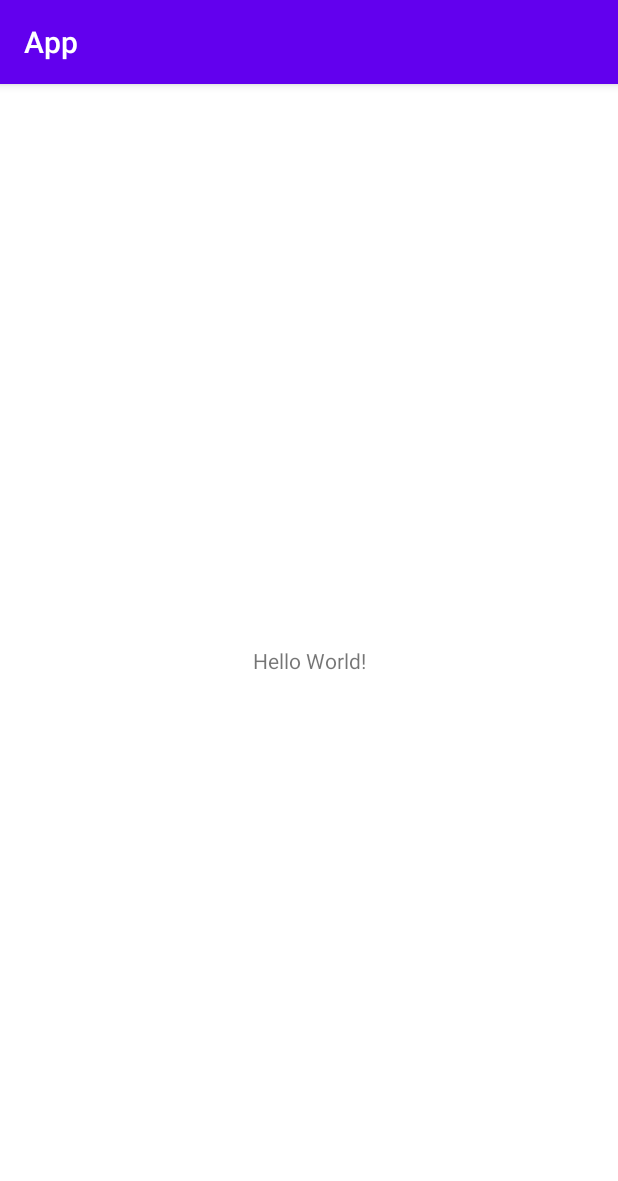
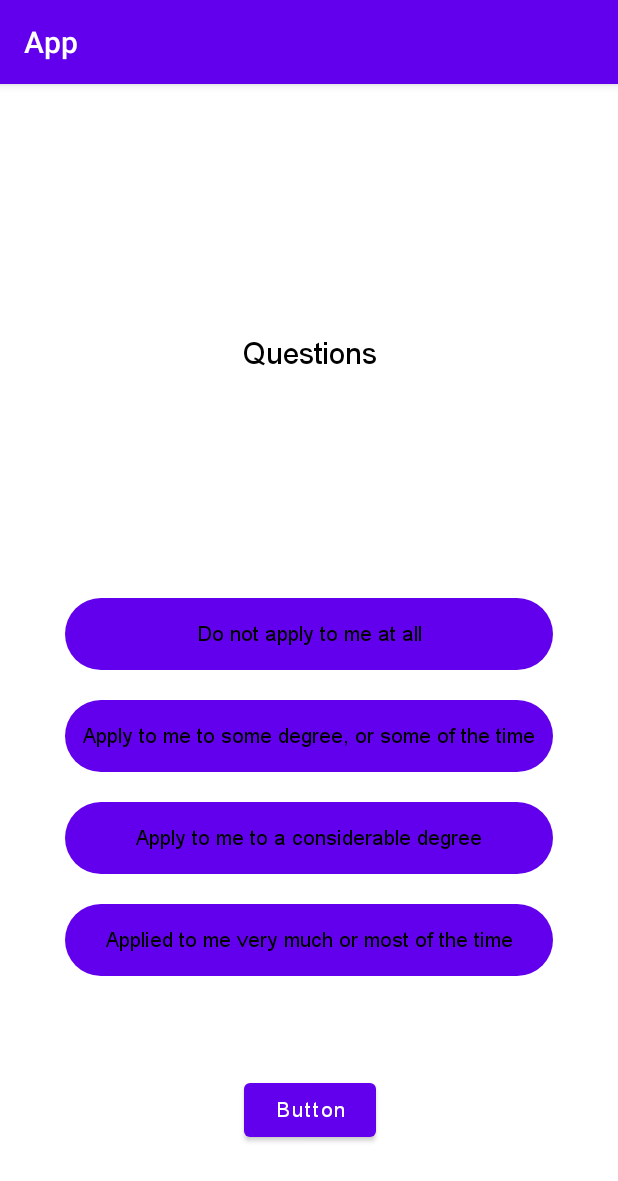
Before and after one commit to nikhil-akhule1903/DAS-Test-App, an Android app: the screen it shows after launch (MainActivity before the commit, TestPage after it), on a phone screen of 412 x 824 dp. Shown: the top 1181 px of the screen. Run offline under Robolectric (Android 15) with nearby library versions, the phone set to English and light mode, and no system bars.

Commit message:
Question class added

```diff
--- a/App/app/src/main/AndroidManifest.xml
+++ b/App/app/src/main/AndroidManifest.xml
@@ -9,6 +9,7 @@
         android:roundIcon="@mipmap/ic_launcher_round"
         android:supportsRtl="true"
         android:theme="@style/Theme.App">
+        <activity android:name=".TestPage"></activity>
         <activity android:name=".MainActivity">
             <intent-filter>
                 <action android:name="android.intent.action.MAIN" />
--- a/App/app/src/main/java/com/example/app/MainActivity.java
+++ b/App/app/src/main/java/com/example/app/MainActivity.java
@@ -2,13 +2,18 @@ package com.example.app;
 
 import androidx.appcompat.app.AppCompatActivity;
 
+import android.content.Intent;
 import android.os.Bundle;
 
 public class MainActivity extends AppCompatActivity {
+
+    Intent intent;
 
     @Override
     protected void onCreate(Bundle savedInstanceState) {
         super.onCreate(savedInstanceState);
         setContentView(R.layout.activity_main);
+        intent = new Intent(this,TestPage.class);
+        startActivity(intent);
     }
 }
--- /dev/null
+++ b/App/app/src/main/java/com/example/app/TestPage.java
@@ -0,0 +1,33 @@
+package com.example.app;
+
+import androidx.appcompat.app.AppCompatActivity;
+
+import android.os.Bundle;
+import android.view.View;
+import android.widget.Button;
+import android.widget.RadioButton;
+import android.widget.RadioGroup;
+import android.widget.TextView;
+
+public class TestPage extends AppCompatActivity {
+
+    TextView question;
+    Button next;
+    RadioGroup grp;
+    int zero,one,two,three;
+    RadioButton selected;
+
+    @Override
+    protected void onCreate(Bundle savedInstanceState) {
+        super.onCreate(savedInstanceState);
+        setContentView(R.layout.activity_testpage);
+        RadioButton rb = findViewById(R.id.zero);
+        TextView question = findViewById(R.id.question);
+        rb.setOnClickListener(new View.OnClickListener() {
+            @Override
+            public void onClick(View v) {
+                question.setText("This works");
+            }
+        });
+    }
+}
--- /dev/null
+++ b/App/app/src/main/java/com/example/app/test/Question.java
@@ -0,0 +1,60 @@
+package com.example.app.test;
+
+public class Question {
+    private static final char DEPRESSION = 'd';
+    private static final char STRESS = 's';
+    private static final char ANXIETY = 'a';
+    private String question;
+    private char type;
+    private static Question[] questionnaire;
+    private static Question q = null;
+
+    private Question() {
+        addQuestions();
+    }
+
+    private void addQuestions(){
+        questionnaire = new Question[21];
+        questionnaire[0] = new Question('s', "I found it hard to wind down");
+        questionnaire[1] = new Question('a', "I was aware of dryness of my mouth");
+        questionnaire[2] = new Question('d', "I couldn't seem to experience any positive feeling at all");
+        questionnaire[3] = new Question('a',"I experienced breathing difficulty (e.g. excessively rapid breathing, breathlessness in the absence of physical exertion)");
+        questionnaire[4] = new Question('d', "I found it difficult to work up the initiative to do things");
+        questionnaire[5] = new Question('s', "I tended to over-react to situations");
+        questionnaire[6] = new Question('a', "I experienced trembling (e.g. in the hands)");
+        questionnaire[7] = new Question('s', "I felt that I was using a lot of nervous energy");
+        questionnaire[8] = new Question('a', "I was worried about situations in which I might panic and make a fool of myself");
+        questionnaire[9] = new Question('d', "I felt that I had nothing to look forward to");
+        questionnaire[10] = new Question('s', "I found myself getting agitated");
+        questionnaire[11] = new Question('s', "I found it difficult to relax");
+        questionnaire[12] = new Question('d', "I felt down-hearted and blue");
+        questionnaire[13] = new Question('s', "I was intolerant of anything that kept me from getting on with what I was doing");
+        questionnaire[14] = new Question('a', "I felt I was close to panic");
+        questionnaire[15] = new Question('d', "I was unable to become enthusiastic about anything");
+        questionnaire[16] = new Question('d', "I felt I wasn't worth much as a person");
+        questionnaire[17] = new Question('s', "I felt that I was rather touchy");
+        questionnaire[18] = new Question('a', "I was aware of the action of my heart in the absence of physical exertion (e.g. sense of heart rate increase, heart missing a beat)");
+        questionnaire[19] = new Question('a', "I felt scared without any good reason");
+        questionnaire[20] = new Question('d', "I felt that life was meaningless");
+    }
+
+    public static Question getInstance(){
+        return q==null? new Question():q;
+    }
+
+    public Question at(int i){
+        return i<21 && i>=0? questionnaire[i]:null;
+    }
+
+    private Question(char type,String question) {
+        this.question = question;
+        this.type = type;
+    }
+
+    public Character getType() {
+        return type;
+    }
+    public String getQuestion() {
+        return question;
+    }
+}
--- /dev/null
+++ b/App/app/src/main/res/drawable/radio_checked.xml
@@ -0,0 +1,5 @@
+<?xml version="1.0" encoding="utf-8"?>
+<shape android:shape="rectangle" xmlns:android="http://schemas.android.com/apk/res/android">
+    <corners android:radius="99dp"/>
+    <solid android:color="@color/purple_500"/>
+</shape>
--- /dev/null
+++ b/App/app/src/main/res/layout/activity_testpage.xml
@@ -0,0 +1,102 @@
+<?xml version="1.0" encoding="utf-8"?>
+<androidx.constraintlayout.widget.ConstraintLayout xmlns:android="http://schemas.android.com/apk/res/android"
+    xmlns:app="http://schemas.android.com/apk/res-auto"
+    xmlns:tools="http://schemas.android.com/tools"
+    android:layout_width="match_parent"
+    android:layout_height="match_parent"
+    tools:context=".TestPage">
+
+    <TextView
+        android:id="@+id/question"
+        android:layout_width="325dp"
+        android:layout_height="200dp"
+        android:layout_marginStart="55dp"
+        android:layout_marginTop="80dp"
+        android:layout_marginEnd="56dp"
+        android:gravity="center"
+        android:text="Questions"
+        android:textAllCaps="false"
+        android:fontFamily="@font/arial"
+        android:textColor="@color/black"
+        android:textSize="20dp"
+        app:layout_constraintBottom_toTopOf="@+id/button"
+        app:layout_constraintEnd_toEndOf="parent"
+        app:layout_constraintHorizontal_bias="0.48"
+        app:layout_constraintStart_toStartOf="parent"
+        app:layout_constraintTop_toTopOf="parent"
+        app:layout_constraintVertical_bias="0.0" />
+
+    <Button
+        android:id="@+id/button"
+        android:layout_width="wrap_content"
+        android:layout_height="wrap_content"
+        android:layout_marginStart="160dp"
+        android:layout_marginTop="52dp"
+        android:layout_marginEnd="159dp"
+        android:layout_marginBottom="60dp"
+        android:fontFamily="@font/arial"
+        android:textAllCaps="false"
+        android:text="Button"
+        app:layout_constraintBottom_toBottomOf="parent"
+        app:layout_constraintEnd_toEndOf="parent"
+        app:layout_constraintStart_toStartOf="parent"
+        app:layout_constraintTop_toBottomOf="@+id/radioGroup" />
+
+    <RadioGroup
+        android:id="@+id/radioGroup"
+        android:layout_width="325dp"
+        android:layout_height="275dp"
+        android:layout_marginTop="50dp"
+        android:layout_marginBottom="160dp"
+        app:layout_constraintBottom_toBottomOf="parent"
+        app:layout_constraintEnd_toEndOf="parent"
+        app:layout_constraintStart_toStartOf="parent"
+        app:layout_constraintTop_toBottomOf="@+id/question"
+        app:layout_constraintVertical_bias="1.0">
+
+        <RadioButton
+            android:id="@+id/zero"
+            android:layout_width="match_parent"
+            android:layout_height="wrap_content"
+            android:background="@drawable/radio_checked"
+            android:layout_marginVertical="10dp"
+            android:button="@null"
+            android:fontFamily="@font/arial"
+            android:gravity="center"
+            android:text="@string/rarely" />
+
+        <RadioButton
+            android:id="@+id/one"
+            android:layout_width="match_parent"
+            android:layout_height="wrap_content"
+            android:fontFamily="@font/arial"
+            android:background="@drawable/radio_checked"
+            android:layout_marginVertical="10dp"
+            android:button="@null"
+            android:gravity="center"
+            android:text="@string/sometimes" />
+
+        <RadioButton
+            android:id="@+id/two"
+            android:layout_width="match_parent"
+            android:layout_height="wrap_content"
+            android:layout_marginVertical="10dp"
+            android:fontFamily="@font/arial"
+            android:background="@drawable/radio_checked"
+            android:button="@null"
+            android:gravity="center"
+            android:text="@string/quite_sometimes" />
+
+        <RadioButton
+            android:id="@+id/three"
+            android:layout_width="match_parent"
+            android:layout_height="wrap_content"
+            android:layout_marginVertical="10dp"
+            android:fontFamily="@font/arial"
+            android:background="@drawable/radio_checked"
+            android:button="@null"
+            android:gravity="center"
+            android:text="@string/mostly" />
+    </RadioGroup>
+
+</androidx.constraintlayout.widget.ConstraintLayout>
--- a/App/app/src/main/res/values/strings.xml
+++ b/App/app/src/main/res/values/strings.xml
@@ -1,3 +1,7 @@
 <resources>
     <string name="app_name">App</string>
+    <string name="rarely">Do not apply to me at all</string>
+    <string name="sometimes">Apply to me to some degree, or some of the time</string>
+    <string name="quite_sometimes">Apply to me to a considerable degree</string>
+    <string name="mostly">Applied to me very much or most of the time</string>
 </resources>
```
Also changed, not shown: App/app/src/main/res/font/arial.ttf (added).
